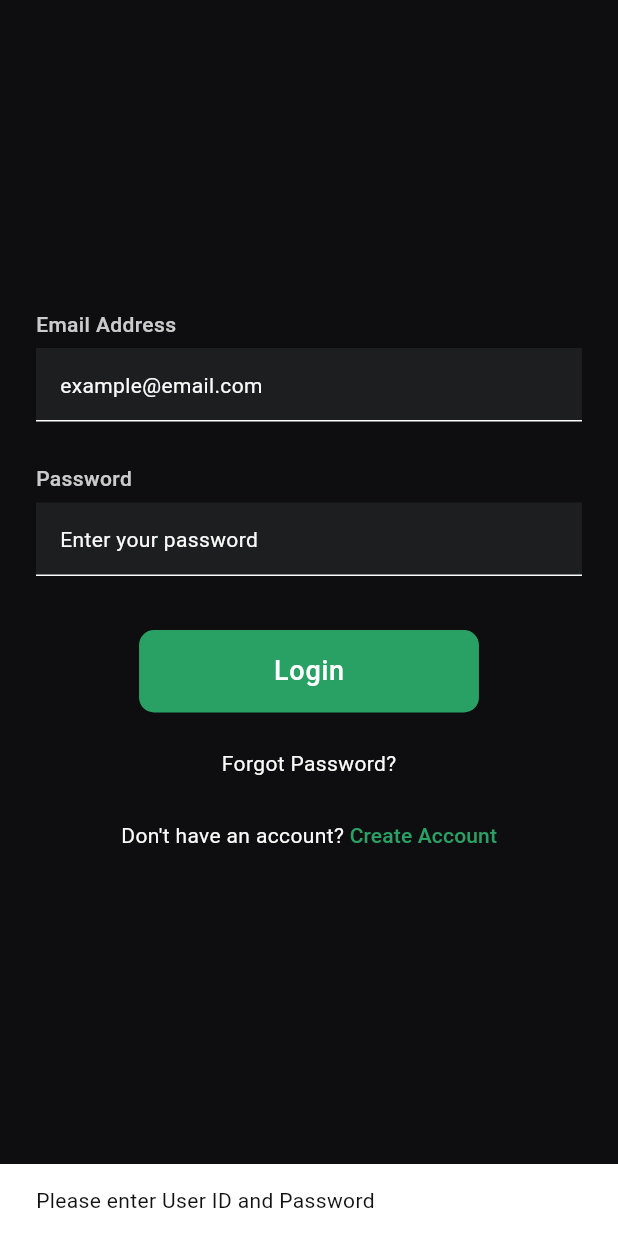
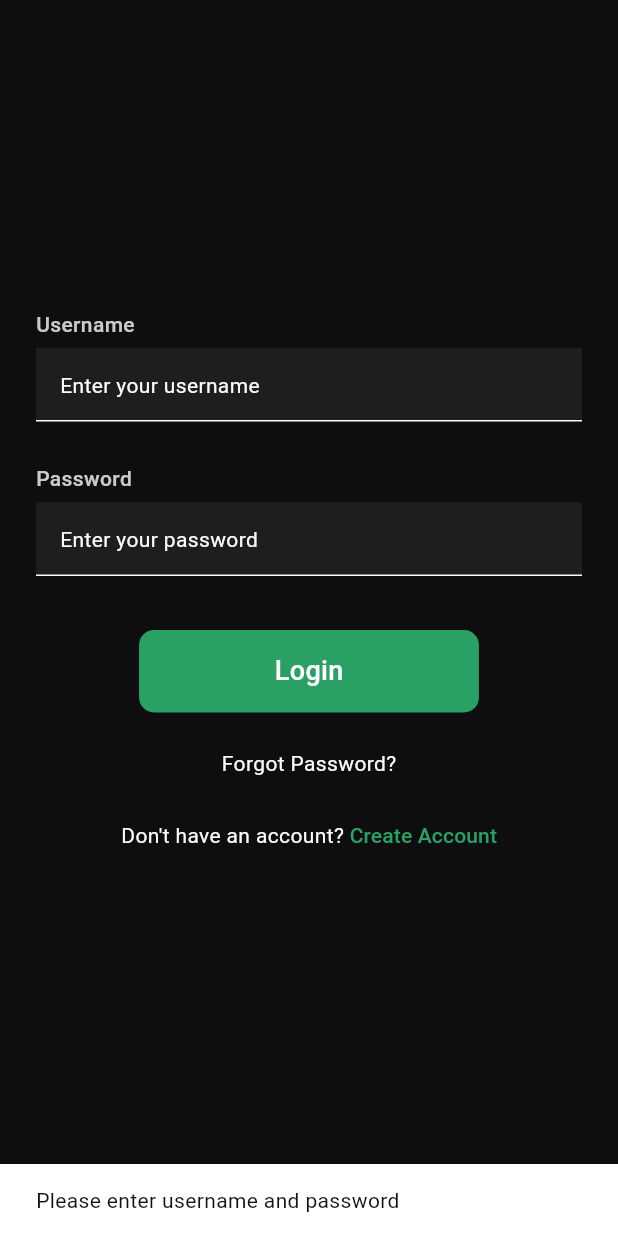
Before and after one commit to ayaanshkk/receipt-scanner-dashboard-1, a Flutter app: the screen it shows after launch, after a tap on "Login", on a phone screen of 412 x 824 dp. Run offline on Flutter 3.47's test engine with Material 3 defaults, Android fonts, the phone set to English and light mode, and no system bars; our stand-ins replace camera, chips_choice, flutter_secure_storage, flutter_svg, fluttertoast, image_picker; missing offline and left inert: google_mlkit_text_recognition.

```diff
--- a/lib/screens/login_screen.dart
+++ b/lib/screens/login_screen.dart
@@ -1,6 +1,9 @@
 import 'package:flutter/material.dart';
+import 'package:http/http.dart' as http;
+import 'dart:convert';
 import 'package:camera/camera.dart';
-import 'main_screen.dart';
+import 'package:receipt_scanner/screens/main_screen.dart';
+import 'package:receipt_scanner/secure_storage.dart';
 import 'forgot_password.dart';
 
 class LoginPage extends StatefulWidget {
@@ -13,42 +16,58 @@ class LoginPage extends StatefulWidget {
 }
 
 class _LoginPageState extends State<LoginPage> {
-  final _userIdController = TextEditingController();
+  final _usernameController = TextEditingController();
   final _passwordController = TextEditingController();
+  bool _isLoading = false;
 
-  final Map<String, String> _testCredentials = {
-    'testuser1': 'password123',
-    'testuser2': 'password456',
-  };
-
-  void _handleLogin() {
-    final userId = _userIdController.text.trim();
+  Future<void> _handleLogin() async {
+    final username = _usernameController.text.trim();
     final password = _passwordController.text.trim();
 
-    if (userId.isEmpty || password.isEmpty) {
+    if (username.isEmpty || password.isEmpty) {
       ScaffoldMessenger.of(context).showSnackBar(
-        const SnackBar(content: Text('Please enter User ID and Password')),
+        const SnackBar(content: Text('Please enter username and password')),
       );
       return;
     }
 
-    if (_testCredentials.containsKey(userId) && _testCredentials[userId] == password) {
+    setState(() => _isLoading = true);
+    try {
+      final response = await http.post(
+        Uri.parse('https://receipt-scanner-backend-0d53818d62b3.herokuapp.com/api/auth/login'), // Replace with actual URL
+        headers: {'Content-Type': 'application/json'},
+        body: jsonEncode({'username': username, 'password': password}),
+      );
+
+      if (response.statusCode == 200) {
+        final token = jsonDecode(response.body)['token'];
+        await SecureStorage.saveToken(token);
+        if (mounted) {
           Navigator.pushReplacement(
             context,
             MaterialPageRoute(
-          builder: (_) => MainScreen(cameras: widget.cameras, userId: userId),
+              builder: (_) => MainScreen(cameras: widget.cameras, userId: username),
             ),
           );
+        }
       } else {
+        final error = jsonDecode(response.body)['error'] ?? 'Login failed';
         ScaffoldMessenger.of(context).showSnackBar(
-        const SnackBar(content: Text('Invalid User ID or Password')),
+          SnackBar(content: Text(error)),
         );
+      }
+    } catch (e) {
+      ScaffoldMessenger.of(context).showSnackBar(
+        SnackBar(content: Text('Error: $e')),
+      );
+    } finally {
+      if (mounted) setState(() => _isLoading = false);
     }
   }
 
   @override
   void dispose() {
-    _userIdController.dispose();
+    _usernameController.dispose();
     _passwordController.dispose();
     super.dispose();
   }
@@ -66,36 +85,26 @@ Widget build(BuildContext context) {
           child: Column(
             crossAxisAlignment: CrossAxisAlignment.start,
             children: [
-            SizedBox(height: screenHeight * 0.25), // Shift everything further down
-
-            // Email Address Label
+              SizedBox(height: screenHeight * 0.25),
               Text(
-              'Email Address',
+                'Username',
                 style: Theme.of(context).textTheme.bodyMedium?.copyWith(
                       fontWeight: FontWeight.w500,
                       color: Theme.of(context).textTheme.bodyMedium?.color?.withOpacity(0.8),
                     ),
               ),
               const SizedBox(height: 6),
-
-            // Email Address Input
               TextField(
-              controller: _userIdController,
-              keyboardType: TextInputType.emailAddress,
+                controller: _usernameController,
                 style: Theme.of(context).textTheme.bodyLarge,
                 decoration: InputDecoration(
-                hintText: 'example@email.com',
+                  hintText: 'Enter your username',
                   hintStyle: Theme.of(context).textTheme.bodyMedium,
                   border: InputBorder.none,
                 ),
               ),
-            Container(
-              height: 1,
-              color: Theme.of(context).dividerColor,
-            ),
+              Container(height: 1, color: Theme.of(context).dividerColor),
               const SizedBox(height: 28),
-
-            // Password Label
               Text(
                 'Password',
                 style: Theme.of(context).textTheme.bodyMedium?.copyWith(
@@ -104,8 +113,6 @@ Widget build(BuildContext context) {
                     ),
               ),
               const SizedBox(height: 6),
-
-            // Password Input
               TextField(
                 controller: _passwordController,
                 obscureText: true,
@@ -116,42 +123,34 @@ Widget build(BuildContext context) {
                   border: InputBorder.none,
                 ),
               ),
-            Container(
-              height: 1,
-              color: Theme.of(context).dividerColor,
-            ),
-
+              Container(height: 1, color: Theme.of(context).dividerColor),
               const SizedBox(height: 36),
-
-            // Rectangular Login Button with rounded corners
               Center(
                 child: GestureDetector(
-                onTap: _handleLogin,
+                  onTap: _isLoading ? null : _handleLogin,
                   child: Container(
                     width: screenWidth * 0.55,
                     height: 55,
                     decoration: BoxDecoration(
-                    color: Theme.of(context).primaryColor,
+                      color: _isLoading ? Colors.grey : Theme.of(context).primaryColor,
                       borderRadius: BorderRadius.circular(10),
                     ),
-                  child: const Center(
-                    child: Text(
+                    child: Center(
+                      child: _isLoading
+                          ? const CircularProgressIndicator(color: Colors.white)
+                          : const Text(
                               'Login',
                               style: TextStyle(
                                 color: Colors.white,
                                 fontSize: 18,
                                 fontWeight: FontWeight.w500,
-                        letterSpacing: 0.5,
                               ),
                             ),
                     ),
                   ),
                 ),
               ),
-
-            const SizedBox(height: 10), // Greatly reduced spacing
-
-            // Forgot Password
+              const SizedBox(height: 10),
               Center(
                 child: TextButton(
                   onPressed: () {
@@ -166,10 +165,6 @@ Widget build(BuildContext context) {
                   ),
                 ),
               ),
-
-            // No spacing here
-
-            // Create Account inline with "Don't have an account?"
               Center(
                 child: Row(
                   mainAxisSize: MainAxisSize.min,
@@ -182,18 +177,16 @@ Widget build(BuildContext context) {
                       onPressed: () {
                         showDialog(
                           context: context,
-      builder: (BuildContext context) {
-        return AlertDialog(
+                          builder: (context) => AlertDialog(
                             title: const Text('Create Account'),
-          content: const Text('Please contact the developer to create an account.'),
+                            content: const Text('Please contact an admin to create an account.'),
                             actions: [
                               TextButton(
                                 onPressed: () => Navigator.of(context).pop(),
                                 child: const Text('OK'),
                               ),
                             ],
-        );
-      },
+                          ),
                         );
                       },
                       style: TextButton.styleFrom(padding: EdgeInsets.zero),
@@ -205,7 +198,6 @@ Widget build(BuildContext context) {
                         ),
                       ),
                     ),
-
                   ],
                 ),
               ),
--- /dev/null
+++ b/lib/secure_storage.dart
@@ -0,0 +1,17 @@
+import 'package:flutter_secure_storage/flutter_secure_storage.dart';
+
+class SecureStorage {
+  static const _storage = FlutterSecureStorage();
+
+  static Future<void> saveToken(String token) async {
+    await _storage.write(key: 'jwt_token', value: token);
+  }
+
+  static Future<String?> getToken() async {
+    return await _storage.read(key: 'jwt_token');
+  }
+
+  static Future<void> deleteToken() async {
+    await _storage.delete(key: 'jwt_token');
+  }
+}
--- a/pubspec.yaml
+++ b/pubspec.yaml
@@ -14,12 +14,14 @@ dependencies:
   intl: ^0.18.1
   google_mlkit_text_recognition: ^0.10.0
   cupertino_icons: ^1.0.8
+  flutter_secure_storage: ^9.0.0
   image_picker: ^1.1.2
   camera: ^0.10.0
   http: ^0.13.3
   fluttertoast: ^8.0.8
   flutter_svg: ^2.0.7
   chips_choice: ^2.0.1
+  permission_handler: ^10.2.0
 
 dev_dependencies:
   flutter_test:
```
Also changed, not shown: lib/screens/scan_receipts.dart (+39 -105 lines), pubspec.lock, 8 other files. Lines whose indentation alone changed are shown as unchanged.
